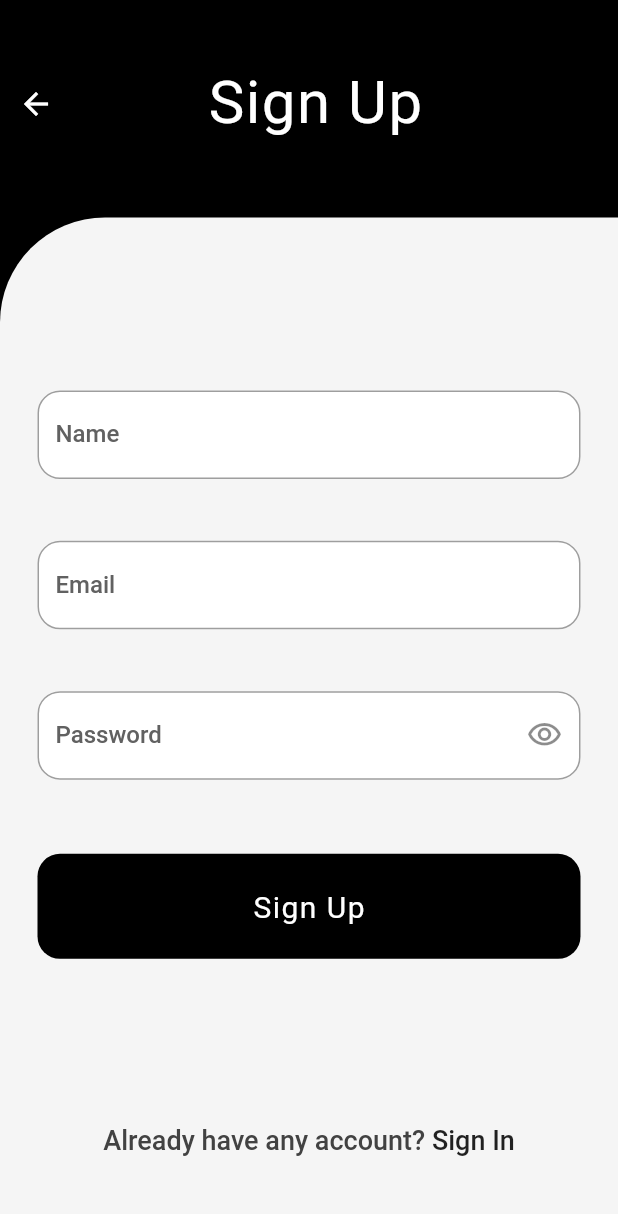
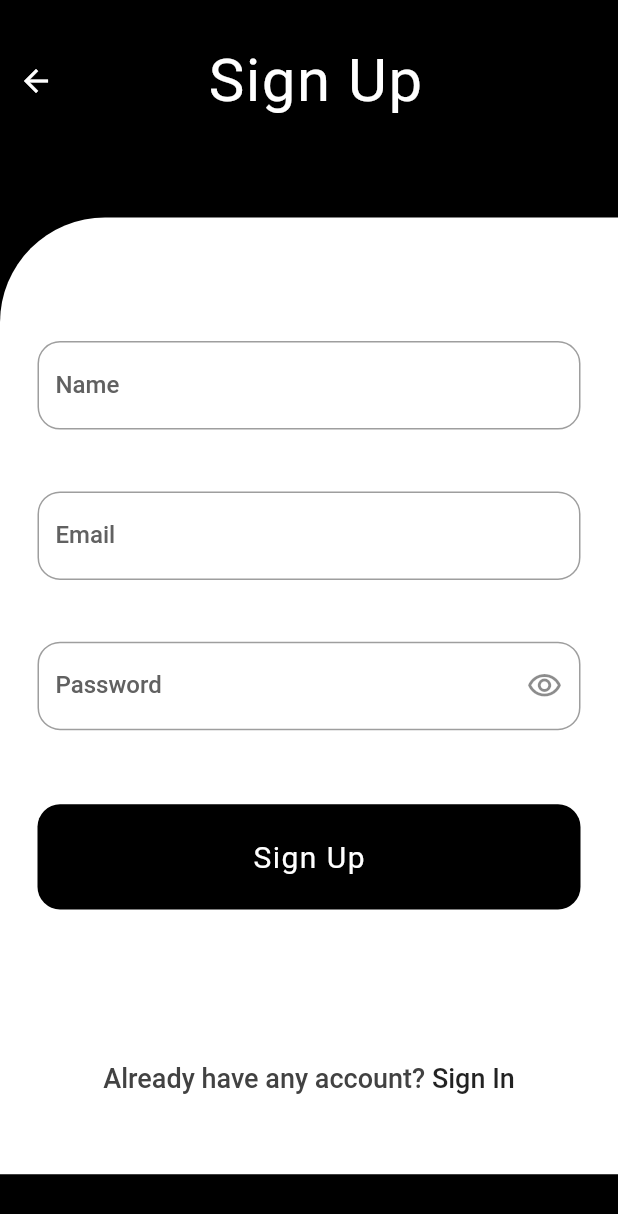
Before and after one commit to Tolbaax/Todo-app, a Flutter app: the screen it shows after launch, after a tap on "Sign Up", on a phone screen of 412 x 824 dp. Shown: the top 1214 px of the screen. Run offline on Flutter 3.47's test engine with Material 2 defaults, Android fonts, the phone set to English and light mode, and no system bars; our stand-ins replace animated_text_kit, cloud_firestore, firebase_auth, firebase_core, flutter_zoom_drawer, fluttertoast and 2 more; missing offline and left inert: flutter_facebook_auth; accounts and stored records are empty; network calls fail.

Commit message:
Initial Commit

```diff
--- a/lib/main.dart
+++ b/lib/main.dart
@@ -2,17 +2,24 @@ import 'package:firebase_core/firebase_core.dart';
 import 'package:flutter/material.dart';
 import 'package:provider/provider.dart';
 import 'package:todo_app/controller/provider.dart';
+import 'package:todo_app/firebase_options.dart';
 import 'package:todo_app/shared/components/constant.dart';
 import 'package:todo_app/shared/network/local/cache_helper.dart';
-import 'package:todo_app/view/screens/splash/splash_screen.dart';
-
-import 'firebase_options.dart';
+import 'package:todo_app/view/screens/home/home_screen.dart';
+import 'package:todo_app/view/screens/login/login_screen.dart';
 
 void main() async {
   // make sure that everything in methode is finished, then open the app
   WidgetsFlutterBinding.ensureInitialized();
-
+  final Widget startWidget;
+  await CacheHelper.init();
+  // use shared preferences to open app in right screen only
   uId = CacheHelper.getData(key: 'uId');
+  if (uId != null) {
+    startWidget = HomeScreen();
+  } else {
+    startWidget = LoginScreen();
+  }
 
   await Firebase.initializeApp(
     options: DefaultFirebaseOptions.currentPlatform,
@@ -23,17 +30,22 @@ void main() async {
       providers: [
         ChangeNotifierProvider(create: (context) => AppProvider()),
       ],
-      child: Todo(),
+      child: Todo(
+        startWidget: startWidget,
+      ),
     ),
   );
 }
 
 class Todo extends StatelessWidget {
+  Widget? startWidget;
+  Todo({Key? key, this.startWidget}) : super(key: key);
+
   @override
   Widget build(BuildContext context) {
     return MaterialApp(
       debugShowCheckedModeBanner: false,
-      home: SplashScreen(),
+      home: startWidget,
     );
   }
 }
--- a/lib/shared/components/constant.dart
+++ b/lib/shared/components/constant.dart
@@ -1 +1,2 @@
-dynamic uId = '';
+// save token when user log in and use it in all app not token in shared preferences
+dynamic uId;
--- a/lib/view/screens/home/task_screen.dart
+++ b/lib/view/screens/home/task_screen.dart
@@ -19,7 +19,6 @@ class TaskScreen extends StatelessWidget {
     Colors.yellow,
     Colors.red,
   ];
-
   Store store = Store();
   Auth auth = Auth();
   @override
--- a/lib/view/screens/login/login_screen.dart
+++ b/lib/view/screens/login/login_screen.dart
@@ -25,24 +25,24 @@ class _LoginScreenState extends State<LoginScreen> {
   Widget build(BuildContext context) {
     AppProvider provider = Provider.of<AppProvider>(context, listen: false);
     var screenSize = MediaQuery.of(context).size;
-    return Scaffold(
+    return SafeArea(
+      child: Scaffold(
+        backgroundColor: Colors.black,
         body: SingleChildScrollView(
           child: Stack(
             clipBehavior: Clip.none,
             children: [
-            Container(
-              height: screenSize.height * 1,
-              width: screenSize.width * 1,
-              color: Colors.black,
+              SizedBox(
+                height: screenSize.height * 0.95,
                 child: Padding(
-                padding: const EdgeInsets.symmetric(vertical: 50.0),
+                  padding: const EdgeInsets.symmetric(vertical: 30.0),
                   child: Row(
                     mainAxisAlignment: MainAxisAlignment.center,
                     crossAxisAlignment: CrossAxisAlignment.start,
                     children: [
                       Container(
-                      height: screenSize.height * 0.14,
-                      width: screenSize.width * 0.3,
+                        height: screenSize.height * 0.11,
+                        width: screenSize.width * 0.25,
                         decoration: const BoxDecoration(
                             color: Colors.white,
                             borderRadius: BorderRadius.only(
@@ -69,15 +69,15 @@ class _LoginScreenState extends State<LoginScreen> {
                 ),
               ),
               Positioned(
-              top: 180.0,
+                top: 145.0,
                 bottom: 0,
                 left: 0.0,
                 right: 0.0,
                 child: Container(
-                height: screenSize.height * 1,
+                  height: screenSize.height * 0.8,
                   width: screenSize.width * 1,
                   decoration: BoxDecoration(
-                  color: Colors.grey.shade100,
+                    color: Colors.white,
                     borderRadius: const BorderRadius.only(
                       topLeft: Radius.circular(70.0),
                     ),
@@ -117,7 +117,7 @@ class _LoginScreenState extends State<LoginScreen> {
                                 validate: validateEmail,
                               ),
                               SizedBox(
-                              height: screenSize.height * 0.035,
+                                height: screenSize.height * 0.04,
                               ),
                               defaultFormFiled(
                                   label: 'Password',
@@ -158,7 +158,7 @@ class _LoginScreenState extends State<LoginScreen> {
                           ],
                         ),
                         SizedBox(
-                        height: screenSize.height * 0.035,
+                          height: screenSize.height * 0.04,
                         ),
                         Padding(
                           padding: const EdgeInsets.only(
@@ -293,6 +293,7 @@ class _LoginScreenState extends State<LoginScreen> {
             ],
           ),
         ),
+      ),
     );
   }
 }
--- a/lib/view/screens/signup/signup_screen.dart
+++ b/lib/view/screens/signup/signup_screen.dart
@@ -24,16 +24,17 @@ class _SignUpScreenState extends State<SignUpScreen> {
     AppProvider provider = Provider.of<AppProvider>(context, listen: false);
     var screenSize = MediaQuery.of(context).size;
 
-    return Scaffold(
+    return SafeArea(
+      child: Scaffold(
+        backgroundColor: Colors.black,
         body: SingleChildScrollView(
           child: Stack(
             clipBehavior: Clip.none,
             children: [
-            Container(
-              height: screenSize.height,
-              color: Colors.black,
+              SizedBox(
+                height: screenSize.height * 0.95,
                 child: Padding(
-                padding: const EdgeInsets.symmetric(vertical: 45.0),
+                  padding: const EdgeInsets.symmetric(vertical: 30.0),
                   child: Row(
                     crossAxisAlignment: CrossAxisAlignment.start,
                     children: [
@@ -65,9 +66,8 @@ class _SignUpScreenState extends State<SignUpScreen> {
                 left: 0.0,
                 right: 0.0,
                 child: Container(
-                height: screenSize.height * 0.7,
                   decoration: BoxDecoration(
-                  color: Colors.grey.shade100,
+                    color: Colors.white,
                     borderRadius: const BorderRadius.only(
                       topLeft: Radius.circular(70.0),
                     ),
@@ -77,7 +77,7 @@ class _SignUpScreenState extends State<SignUpScreen> {
                     child: Column(
                       children: [
                         SizedBox(
-                        height: screenSize.height * 0.14,
+                          height: screenSize.height * 0.10,
                         ),
                         Padding(
                           padding: const EdgeInsets.only(
@@ -157,7 +157,8 @@ class _SignUpScreenState extends State<SignUpScreen> {
                                   }
                                   if (error.code == 'email-already-in-use') {
                                     showToast(
-                                    text: 'This email address is already taken',
+                                      text:
+                                          'This email address is already taken',
                                       state: ToastState.error,
                                     );
                                   }
@@ -207,6 +208,7 @@ class _SignUpScreenState extends State<SignUpScreen> {
             ],
           ),
         ),
+      ),
     );
   }
 }
--- a/lib/view/screens/splash/splash_screen.dart
+++ b/lib/view/screens/splash/splash_screen.dart
@@ -1,37 +1,7 @@
-import 'dart:async';
+import 'package:flutter/material.dart';
 
-import 'package:flutter/material.dart';
-import 'package:shared_preferences/shared_preferences.dart';
-import 'package:todo_app/view/screens/home/home_screen.dart';
-import 'package:todo_app/view/screens/login/login_screen.dart';
-
-class SplashScreen extends StatefulWidget {
+class SplashScreen extends StatelessWidget {
   const SplashScreen({Key? key}) : super(key: key);
-
-  @override
-  State<SplashScreen> createState() => _SplashScreenState();
-}
-
-class _SplashScreenState extends State<SplashScreen> {
-  bool isSigned = false;
-  checkFirst() async {
-    SharedPreferences preferences = await SharedPreferences.getInstance();
-    setState(() {
-      isSigned = preferences.getBool('sign')!;
-    });
-  }
-
-  @override
-  void initState() {
-    // TODO: implement initState
-    super.initState();
-    checkFirst();
-    Timer(const Duration(seconds: 1), () {
-      Navigator.of(context).pushReplacement(MaterialPageRoute(
-        builder: (context) => isSigned ? HomeScreen() : LoginScreen(),
-      ));
-    });
-  }
 
   @override
   Widget build(BuildContext context) {
```
Also changed, not shown: lib/controller/auth.dart (+15 -3 lines), lib/shared/network/local/cache_helper.dart (+5 -5 lines), lib/view/screens/forgot_password/forgot_screen.dart (+2 -8 lines), lib/view/screens/home/home_screen.dart (+1 -18 lines). Lines whose indentation alone changed are shown as unchanged.
